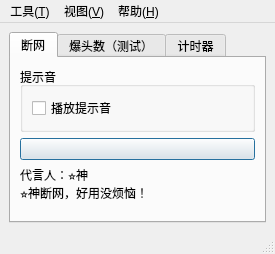
The window that Act3SpeedrunTool/MainWindow.ui (SkyD666/Act3SpeedrunTool) describes before a commit, drawn with Qt 5.
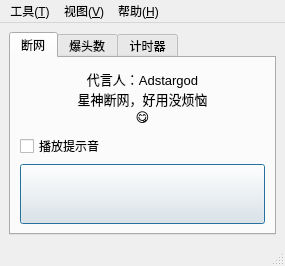
The same window after the commit. The open tabs and pages were chosen to show the change. Icons and pictures are not drawn.

The edit to the form file:
```diff
--- a/Act3SpeedrunTool/MainWindow.ui
+++ b/Act3SpeedrunTool/MainWindow.ui
@@ -6,8 +6,8 @@
    <rect>
     <x>0</x>
     <y>0</y>
-    <width>275</width>
-    <height>254</height>
+    <width>285</width>
+    <height>266</height>
    </rect>
   </property>
   <property name="windowIcon">
@@ -27,23 +27,37 @@
        </attribute>
        <layout class="QVBoxLayout" name="verticalLayout_2">
         <item>
-         <widget class="QGroupBox" name="groupBox_2">
-          <property name="title">
-           <string>提示音</string>
+         <widget class="QLabel" name="label">
+          <property name="font">
+           <font>
+            <pointsize>10</pointsize>
+           </font>
           </property>
-          <layout class="QHBoxLayout" name="horizontalLayout_2">
-           <item>
-            <widget class="QCheckBox" name="cbSound">
-             <property name="text">
-              <string>播放提示音</string>
-             </property>
-            </widget>
-           </item>
-          </layout>
+          <property name="text">
+           <string>代言人：Adstargod
+星神断网，好用没烦恼
+😋</string>
+          </property>
+          <property name="alignment">
+           <set>Qt::AlignCenter</set>
+          </property>
+         </widget>
+        </item>
+        <item>
+         <widget class="QCheckBox" name="cbSound">
+          <property name="text">
+           <string>播放提示音</string>
+          </property>
          </widget>
         </item>
         <item>
          <widget class="QPushButton" name="btnStartFirewall">
+          <property name="sizePolicy">
+           <sizepolicy hsizetype="Minimum" vsizetype="Minimum">
+            <horstretch>0</horstretch>
+            <verstretch>0</verstretch>
+           </sizepolicy>
+          </property>
           <property name="checkable">
            <bool>true</bool>
           </property>
@@ -55,32 +69,11 @@
           </property>
          </widget>
         </item>
-        <item>
-         <widget class="QLabel" name="label">
-          <property name="text">
-           <string>代言人：⭐神
-⭐神断网，好用没烦恼！</string>
-          </property>
-         </widget>
-        </item>
-        <item>
-         <spacer name="verticalSpacer">
-          <property name="orientation">
-           <enum>Qt::Vertical</enum>
-          </property>
-          <property name="sizeHint" stdset="0">
-           <size>
-            <width>20</width>
-            <height>40</height>
-           </size>
-          </property>
-         </spacer>
-        </item>
        </layout>
       </widget>
       <widget class="QWidget" name="tabHeadShot">
        <attribute name="title">
-        <string>爆头数（测试）</string>
+        <string>爆头数</string>
        </attribute>
        <layout class="QVBoxLayout" name="verticalLayout_3">
         <item>
@@ -156,7 +149,7 @@
     <rect>
      <x>0</x>
      <y>0</y>
-     <width>275</width>
+     <width>285</width>
      <height>21</height>
     </rect>
    </property>
```
Left out of the diff: 95 changed lines with no effect on the pictures.
